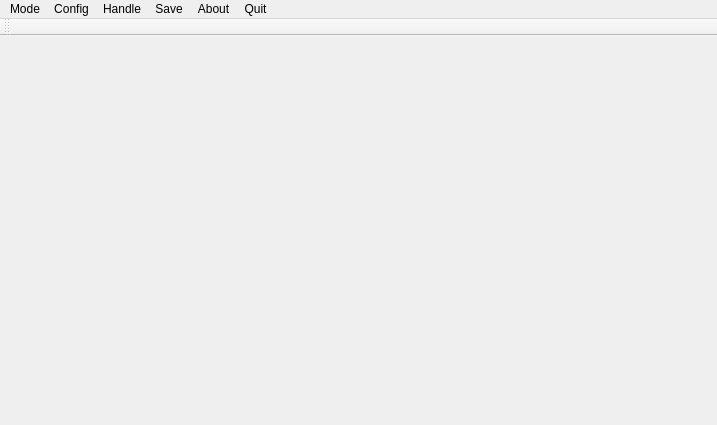
Old version of the form ProgrammableCamera/programmablecamera.ui in the repository XintingXu/ProgrammableCamera.
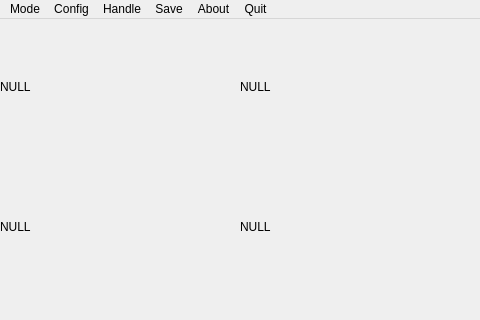
New version of the form.

Diff of the .ui file:
```diff
--- a/ProgrammableCamera/programmablecamera.ui
+++ b/ProgrammableCamera/programmablecamera.ui
@@ -6,20 +6,133 @@
    <rect>
     <x>0</x>
     <y>0</y>
-    <width>717</width>
-    <height>425</height>
+    <width>480</width>
+    <height>320</height>
    </rect>
   </property>
+  <property name="minimumSize">
+   <size>
+    <width>480</width>
+    <height>320</height>
+   </size>
+  </property>
+  <property name="maximumSize">
+   <size>
+    <width>480</width>
+    <height>320</height>
+   </size>
+  </property>
   <property name="windowTitle">
    <string>ProgrammableCamera</string>
   </property>
-  <widget class="QWidget" name="centralWidget"/>
+  <widget class="QWidget" name="centralWidget">
+   <widget class="QLabel" name="labelCamera1">
+    <property name="geometry">
+     <rect>
+      <x>0</x>
+      <y>0</y>
+      <width>240</width>
+      <height>135</height>
+     </rect>
+    </property>
+    <property name="minimumSize">
+     <size>
+      <width>240</width>
+      <height>135</height>
+     </size>
+    </property>
+    <property name="maximumSize">
+     <size>
+      <width>240</width>
+      <height>135</height>
+     </size>
+    </property>
+    <property name="text">
+     <string>NULL</string>
+    </property>
+   </widget>
+   <widget class="QLabel" name="labelCamera2">
+    <property name="geometry">
+     <rect>
+      <x>240</x>
+      <y>0</y>
+      <width>240</width>
+      <height>135</height>
+     </rect>
+    </property>
+    <property name="minimumSize">
+     <size>
+      <width>240</width>
+      <height>135</height>
+     </size>
+    </property>
+    <property name="maximumSize">
+     <size>
+      <width>240</width>
+      <height>135</height>
+     </size>
+    </property>
+    <property name="text">
+     <string>NULL</string>
+    </property>
+   </widget>
+   <widget class="QLabel" name="labelCamera3">
+    <property name="geometry">
+     <rect>
+      <x>0</x>
+      <y>140</y>
+      <width>240</width>
+      <height>135</height>
+     </rect>
+    </property>
+    <property name="minimumSize">
+     <size>
+      <width>240</width>
+      <height>135</height>
+     </size>
+    </property>
+    <property name="maximumSize">
+     <size>
+      <width>240</width>
+      <height>135</height>
+     </size>
+    </property>
+    <property name="text">
+     <string>NULL</string>
+    </property>
+   </widget>
+   <widget class="QLabel" name="labelCamera4">
+    <property name="geometry">
+     <rect>
+      <x>240</x>
+      <y>140</y>
+      <width>240</width>
+      <height>135</height>
+     </rect>
+    </property>
+    <property name="minimumSize">
+     <size>
+      <width>240</width>
+      <height>135</height>
+     </size>
+    </property>
+    <property name="maximumSize">
+     <size>
+      <width>240</width>
+      <height>135</height>
+     </size>
+    </property>
+    <property name="text">
+     <string>NULL</string>
+    </property>
+   </widget>
+  </widget>
   <widget class="QMenuBar" name="menuBar">
    <property name="geometry">
     <rect>
      <x>0</x>
      <y>0</y>
-     <width>717</width>
+     <width>480</width>
      <height>27</height>
     </rect>
    </property>
@@ -79,14 +192,6 @@
    <addaction name="menuAbout"/>
    <addaction name="menuQuit"/>
   </widget>
-  <widget class="QToolBar" name="mainToolBar">
-   <attribute name="toolBarArea">
-    <enum>TopToolBarArea</enum>
-   </attribute>
-   <attribute name="toolBarBreak">
-    <bool>false</bool>
-   </attribute>
-  </widget>
   <action name="actionModeHand">
    <property name="text">
     <string>Hand</string>
```
